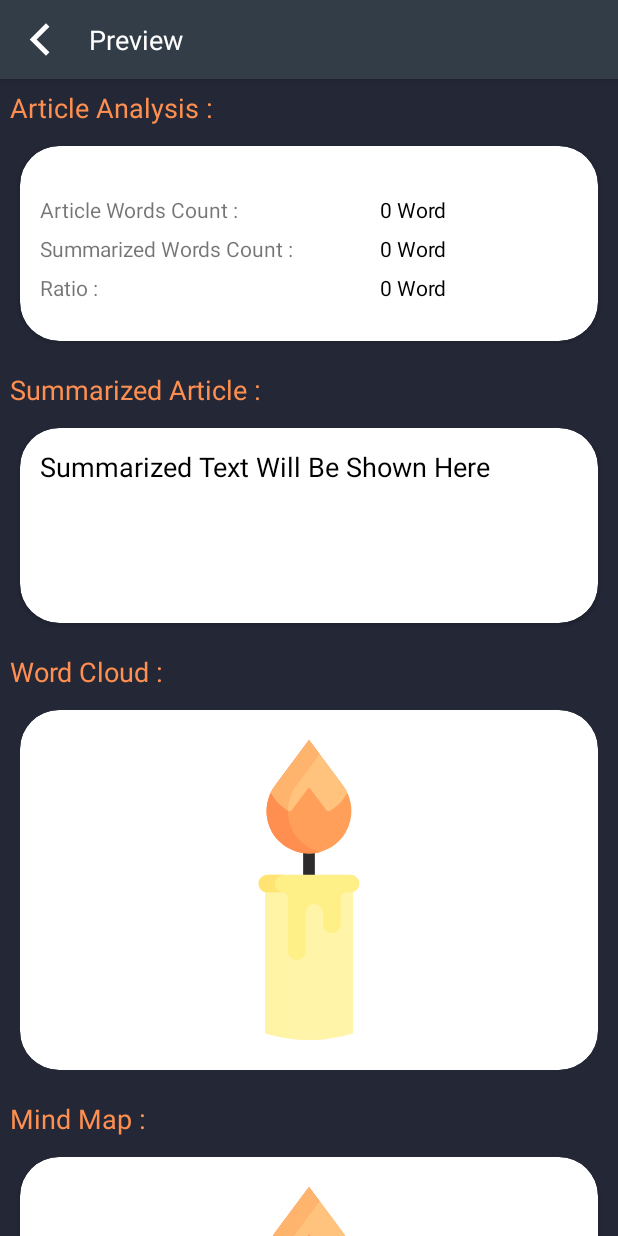
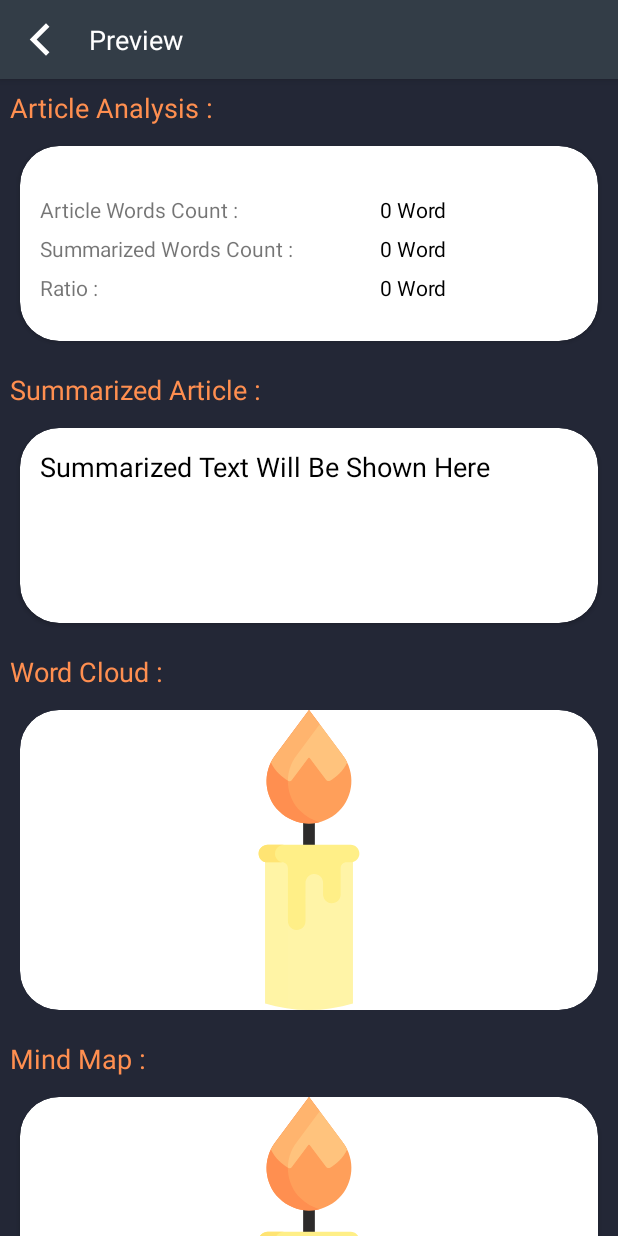
Before and after one commit to AhmedMHassaan/CandleApp, an Android app: the layout activity_show_result.xml on its own in the app's theme, with its tools: preview values and no code run, on a phone screen of 412 x 824 dp. Run offline under Robolectric (Android 15) with nearby library versions, the phone set to English and light mode, and no system bars.

Commit message:
Update Ui Functionality Updates

```diff
--- a/app/src/main/java/com/ahmed/m/hassaan/candleapp/ui/full_screen/TouchImageView.java
+++ b/app/src/main/java/com/ahmed/m/hassaan/candleapp/ui/full_screen/TouchImageView.java
@@ -36,7 +36,7 @@ public class TouchImageView extends AppCompatImageView {
     // min/max zoom boundary.
     //
     private static final float SUPER_MIN_MULTIPLIER = .75f;
-    private static final float SUPER_MAX_MULTIPLIER = 1.25f;
+    private static final float SUPER_MAX_MULTIPLIER = 5.25f;
 
     //
     // Scale of image ranges from minScale to maxScale, where minScale == 1
@@ -114,7 +114,7 @@ public class TouchImageView extends AppCompatImageView {
             mScaleType = ScaleType.FIT_CENTER;
         }
         minScale = 1;
-        maxScale = 3;
+        maxScale = 10;
         superMinScale = SUPER_MIN_MULTIPLIER * minScale;
         superMaxScale = SUPER_MAX_MULTIPLIER * maxScale;
         setImageMatrix(matrix);
--- a/app/src/main/java/com/ahmed/m/hassaan/candleapp/ui/upload/fragment/file/FromFileFragment.java
+++ b/app/src/main/java/com/ahmed/m/hassaan/candleapp/ui/upload/fragment/file/FromFileFragment.java
@@ -456,7 +456,7 @@ public class FromFileFragment extends Fragment implements View.OnClickListener,
     public View onCreateView(@NonNull LayoutInflater inflater, ViewGroup container, Bundle savedInstanceState) {
         binding = FragmentFromFileBinding.inflate(inflater, container, false);
         binding.setListener(this);
-        article.setRatio(0.7);
+        article.setRatio(0.4);
         binding.lblRatio.setText(String.valueOf(article.getRatio()));
         binding.setListener(this);
 
--- a/app/src/main/res/layout/activity_show_result.xml
+++ b/app/src/main/res/layout/activity_show_result.xml
@@ -230,13 +230,12 @@
                     android:layout_below="@id/lblWordCloudHint"
                     android:minHeight="@dimen/_100sdp"
                     app:cardBackgroundColor="@color/white"
-                    app:contentPadding="@dimen/_10sdp">
+                    >
 
                     <com.ahmed.m.hassaan.candleapp.ui.full_screen.TouchImageView
                         android:id="@+id/wordCloud"
                         android:layout_width="match_parent"
                         android:layout_height="match_parent"
-                        android:layout_margin="@dimen/_5sdp"
                         app:errorDrawable="@{@drawable/ic_load_image_error}"
                         android:contentDescription="@null"
                         tools:src="@drawable/ic_logo" />
@@ -265,13 +264,13 @@
                     android:layout_below="@id/lblMindMapHint"
                     android:minHeight="@dimen/_100sdp"
                     app:cardBackgroundColor="@color/white"
-                    app:contentPadding="@dimen/_10sdp">
+                    >
 
                     <com.ahmed.m.hassaan.candleapp.ui.full_screen.TouchImageView
                         android:id="@+id/mindMap"
                         android:layout_width="match_parent"
                         android:layout_height="match_parent"
-                        android:layout_margin="@dimen/_5sdp"
+
                         app:errorDrawable="@{@drawable/ic_load_image_error}"
                         android:contentDescription="@null"
                         tools:src="@drawable/ic_logo" />
--- a/app/src/main/res/values/strings.xml
+++ b/app/src/main/res/values/strings.xml
@@ -79,4 +79,8 @@
     <string name="required_permission">Required Permission</string>
     <string name="storeage_permission_hints">We Need This Permision To Start Files Summarizations</string>
     <string name="give_permission">Give Permission</string>
+    <string name="process_in_progress">Process is in progress</string>
+    <string name="ignore_current_process">Ignore Current Progress  Any where?</string>
+    <string name="stay_here">Stay Here</string>
+    <string name="go_any_way">Go Any Way</string>
 </resources>
```
Also changed, not shown: app/src/main/java/com/ahmed/m/hassaan/candleapp/ui/upload/fragment/text/FromTextFragment.java (+32 -4 lines).
